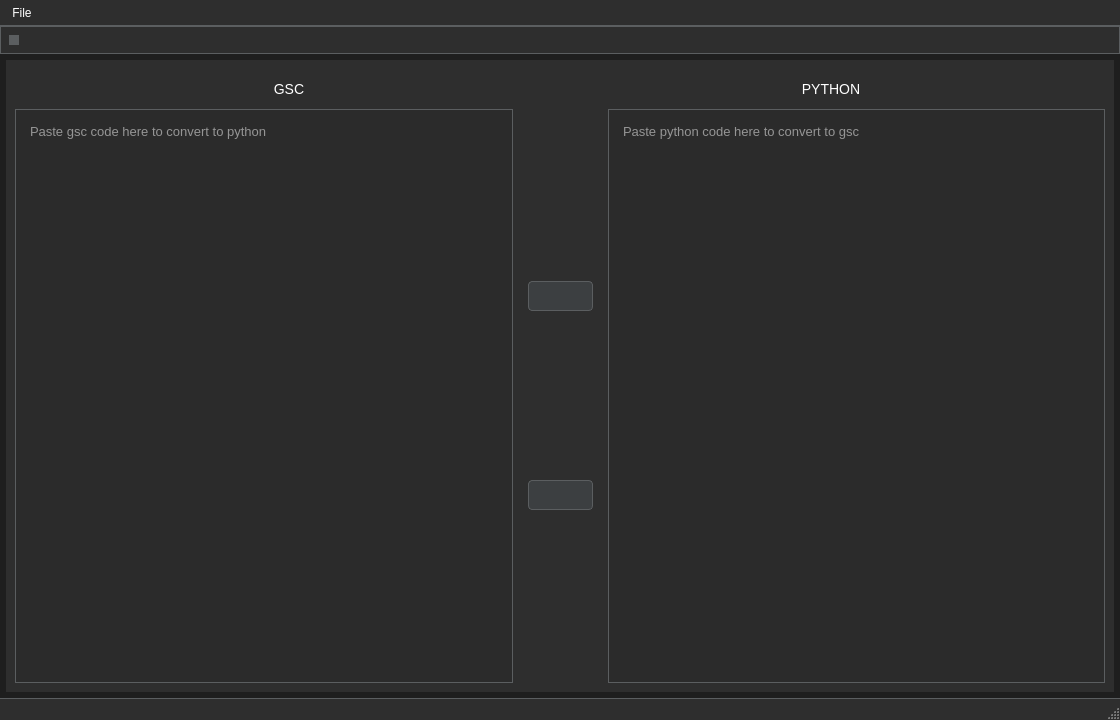
Phils-Hub-Org/Call-of-Duty-World-at-War-GSC-to-Py-Bidirectional-Converter, file Resources/UI/main_window.ui: the form before one commit.
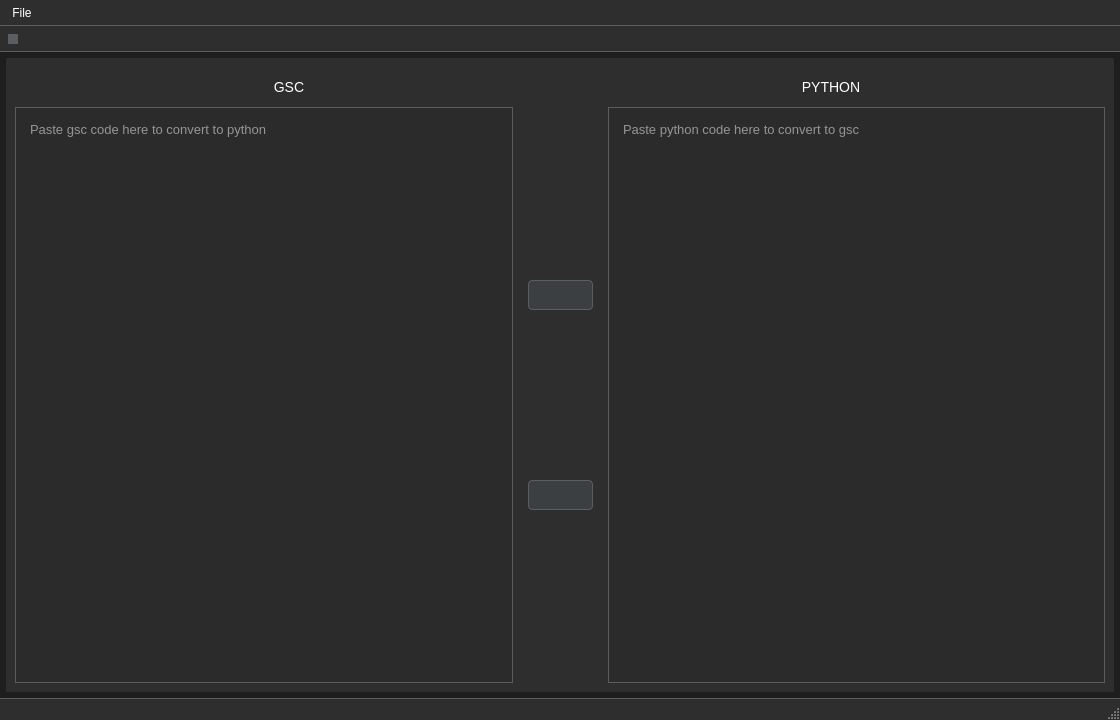
The form after the commit. Icons and pictures are not drawn.

What changed in the file:
```diff
--- a/Resources/UI/main_window.ui
+++ b/Resources/UI/main_window.ui
@@ -98,7 +98,7 @@
 /* QToolBar */
 QToolBar {
     background-color: #2e2e2e;      /* Dark gray background */
-    border: 1px solid #5b5e60;      /* Light gray border */
+    border-bottom: 1px solid #5b5e60;      /* Light gray border */
     padding: 4px;                   /* Padding inside the toolbar */
     spacing: 4px;                   /* Spacing between toolbar buttons */
 }
```
